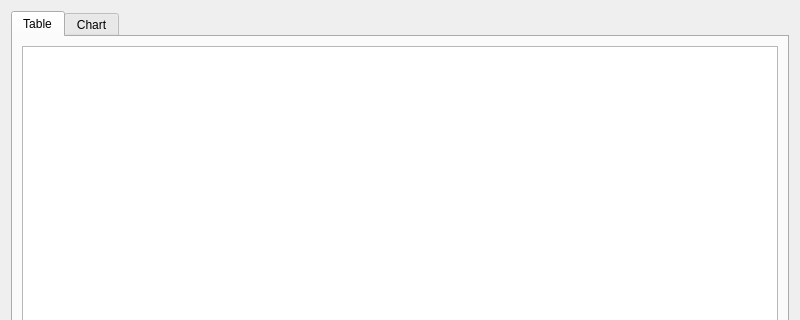
Above: src/views/ui_files/reports/cash_flow_periodic_report.ui from JakubFranek/Kapytal before the change; both pictures show x 0 to 800 and y 0 to 320 of the 800 by 600 pixel window. Below: the same form after it.
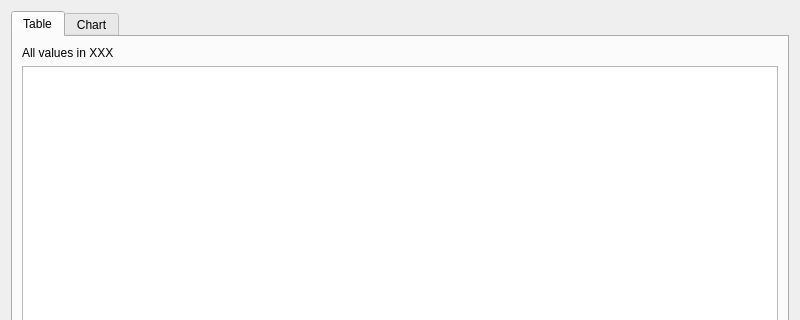
That is the form after the change.

Commit message:
Add currency note to Cash Flow Periodic Report
Fix Savings Rate chart Y-axis label.

```diff
--- a/src/views/ui_files/reports/cash_flow_periodic_report.ui
+++ b/src/views/ui_files/reports/cash_flow_periodic_report.ui
@@ -30,6 +30,13 @@
        <string>Table</string>
       </attribute>
       <layout class="QVBoxLayout" name="tableTabVerticalLayout">
+       <item>
+        <widget class="QLabel" name="currencyNoteLabel">
+         <property name="text">
+          <string>All values in XXX</string>
+         </property>
+        </widget>
+       </item>
        <item>
         <widget class="QTableView" name="tableView">
          <property name="sortingEnabled">
```
The commit also changes 4 other files.
